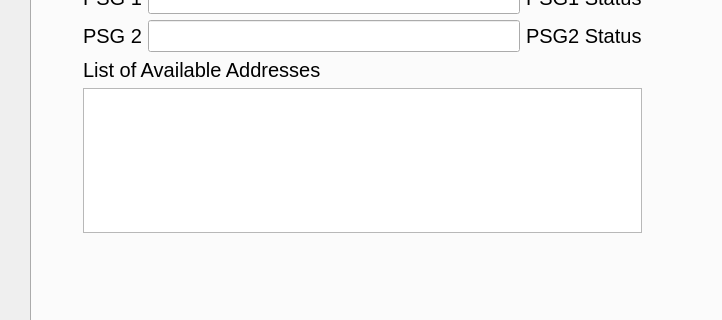
Old version of the form OneToneQt/OneToneQt/OneToneQt.ui in the repository quantum-devices-physics-lab/measurement-instruments-python; both pictures show x 0 to 722 and y 209 to 529 of the 1048 by 706 pixel window.
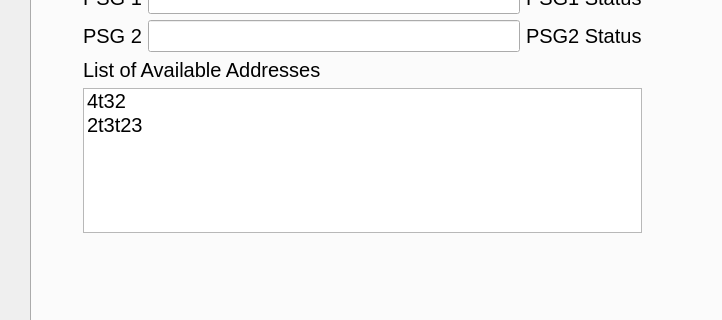
New version of the form. The open tabs and pages were chosen to show the change.

Commit message: added the objects name

Patch:
```diff
--- a/OneToneQt/OneToneQt/OneToneQt.ui
+++ b/OneToneQt/OneToneQt/OneToneQt.ui
@@ -121,10 +121,17 @@
         </widget>
        </item>
        <item>
-        <widget class="QPlainTextEdit" name="AddressListBox">
-         <property name="enabled">
-          <bool>true</bool>
-         </property>
+        <widget class="QListWidget" name="ListAddressWidget">
+         <item>
+          <property name="text">
+           <string>4t32</string>
+          </property>
+         </item>
+         <item>
+          <property name="text">
+           <string>2t3t23</string>
+          </property>
+         </item>
         </widget>
        </item>
       </layout>
```
Left out of the diff: 30 changed lines with no effect on the pictures.
